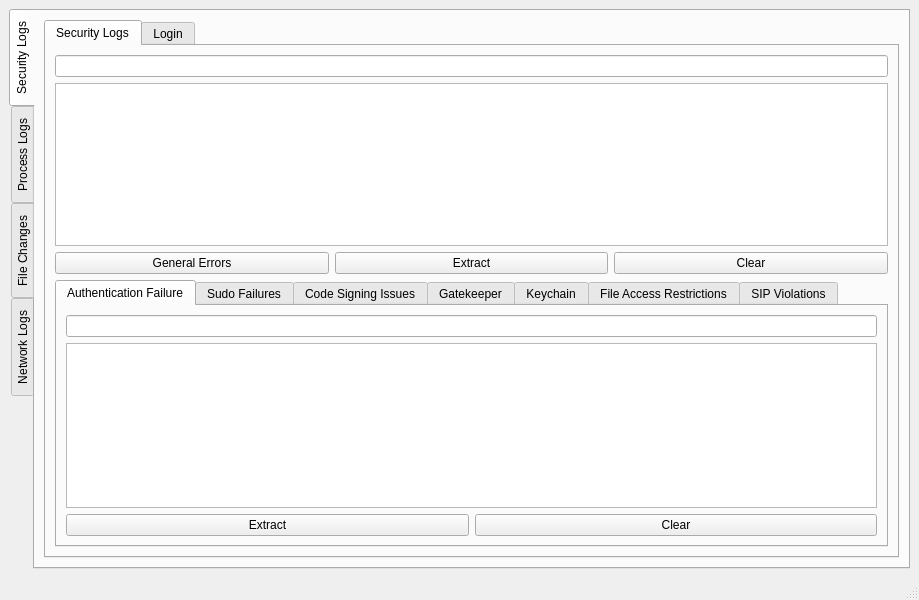
Above: mainwindow.ui from sidragi/OS-security-event-logger before the change. Below: the same form after it.
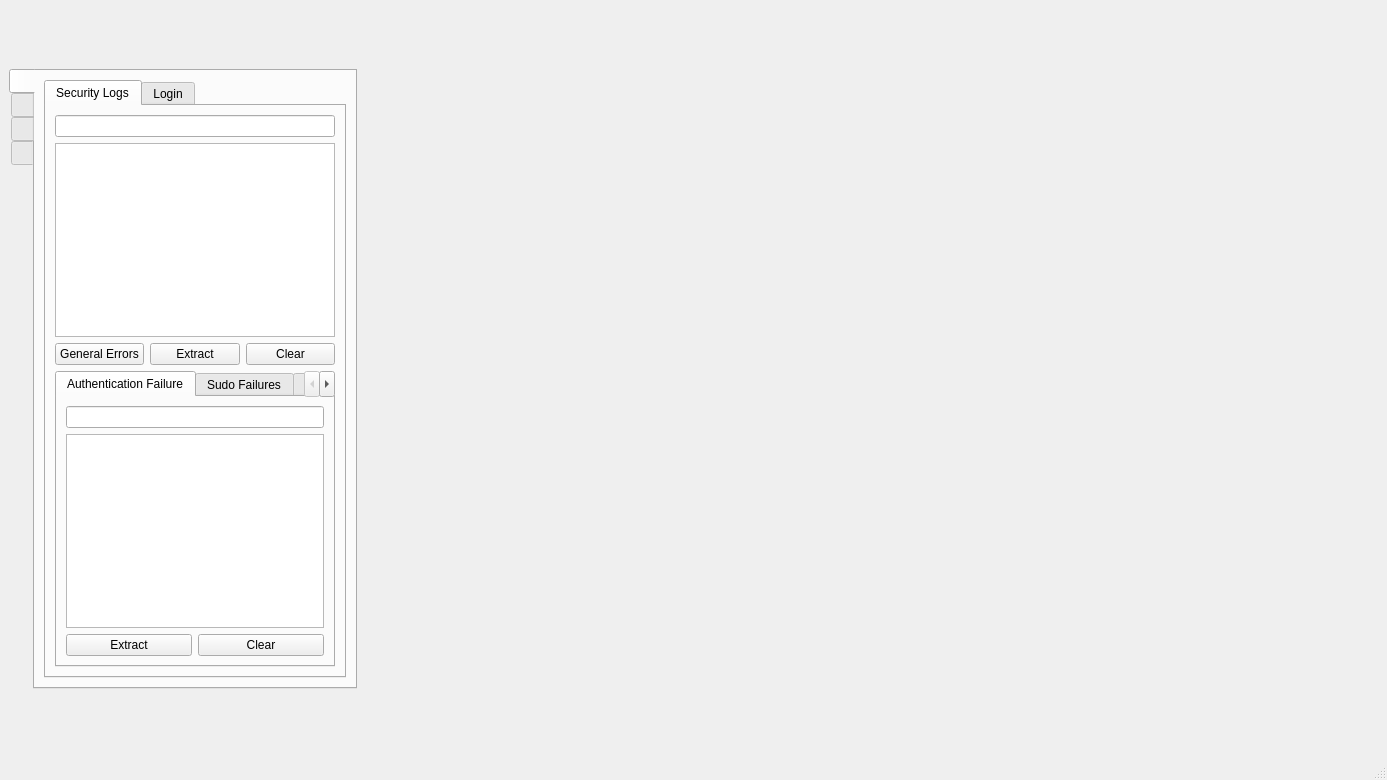
That is the form after the change. Icons and pictures are not drawn.

Commit message: stylesheet have been added with icons for better ui experience

Patch:
```diff
--- a/mainwindow.ui
+++ b/mainwindow.ui
@@ -6,17 +6,312 @@
    <rect>
     <x>0</x>
     <y>0</y>
-    <width>919</width>
-    <height>600</height>
+    <width>1387</width>
+    <height>780</height>
    </rect>
   </property>
   <property name="windowTitle">
    <string>MainWindow</string>
   </property>
+  <property name="styleSheet">
+   <string notr="true">/* Main window styling */
+QMainWindow#mainWindow {
+  background-color: #201c34; /* Dark purple background */
+  color: white; /* White text */
+}
+
+/* Central widget styling */
+QMainWindow#mainWindow &gt; QWidget {
+  background-color: #201c34; /* Darker background */
+  color: white; /* White text */
+}
+
+/* Button styling */
+QPushButton {
+  background-color: #8464A0; /* Light purple */
+  color: white; /* White text */
+  border-radius: 8px; /* Rounded corners */
+  padding: 4px 8px; /* Button padding */
+  margin-left: 8px; /* Left margin */
+  margin-right: 8px; /* Right margin */
+  font-size: 13px; /* Font size */
+}
+
+/* Button hover effect */
+QPushButton:hover {
+  background-color: #3B2E64; /* Dark purple on hover */
+}
+
+/* Table widget styling */
+QTableWidget {
+  background-color: #3A295F; /* Dark purple background */
+  color: white; /* White text */
+  border: none; /* Remove default border */
+  gridline-color: #5A478D; /* Gridline color */
+  selection-background-color: #5A478D; /* Selected row background */
+}
+
+/* Table corner button styling */
+QTableWidget::corner {
+  background-color: #2E1F4D; /* Darker background */
+  border: none; /* Remove default border */
+}
+
+/* Header styling for both vertical and horizontal */
+QHeaderView:vertical, QHeaderView:horizontal {
+  background-color: #2E1F4D; /* Dark purple */
+  color: white; /* White text */
+}
+
+/* Table header section styling */
+QHeaderView::section {
+  background-color: #2E1F4D; /* Dark purple */
+  color: white; /* White text */
+  border: none; /* Remove default borders */
+  min-width: 40px; /* Header width */
+  font-size: 14px; /* Font size */
+  padding: 6px; /* Padding for headers */
+}
+
+/* Line Edit widget styling */
+QLineEdit {
+  background-color: #52416C; /* Muted grayish purple */
+  color: white; /* White text */
+  border: 1px solid #6A5A94; /* Subtle border */
+  border-radius: 6px; /* Rounded corners */
+  padding: 4px 8px; /* Padding inside the input */
+}
+
+/* Tab widget styling */
+QTabWidget {
+  background-color: #3B2E64; /* Darker background */
+  border: none; /* Remove default border */
+}
+
+/* Tab bar styling */
+QTabWidget &gt; QTabBar::tab {
+  background-color: #392C60; /* Slightly lighter tab color */
+  color: white; /* White text */
+  padding: 8px 15px; /* Padding inside the tab */
+  border-top-left-radius: 8px; /* Rounded top-left corner */
+  border-top-right-radius: 8px; /* Rounded top-right corner */
+}
+
+/* Selected tab styling */
+QTabWidget &gt; QTabBar::tab:selected {
+  background-color: #443275; /* Highlighted tab color */
+}
+
+/* Specific tab widget styles */
+QTabWidget#mainTab, 
+QTabWidget#tabWidget_5 {
+  background-color: #201c34; /* Darker background */
+  border: none; /* Remove default border */
+}
+
+/* Tab bar styling for specific tabs */
+QTabWidget#mainTab &gt; QTabBar::tab, 
+QTabWidget#tabWidget_5 &gt; QTabBar::tab {
+  background-color: #27213D; /* Slightly lighter tab color */
+  color: white; /* White text */
+  padding: 8px 15px; /* Padding inside the tab */
+  border-top-left-radius: 8px; /* Rounded top-left corner */
+  
+}
+
+/* Selected tab styling for specific tabs */
+QTabWidget#mainTab &gt; QTabBar::tab:selected, 
+QTabWidget#tabWidget_5 &gt; QTabBar::tab:selected {
+  background-color: #443275; /* Highlighted tab color */
+}
+QTabWidget#tabWidget_2 { 
+  background-color: #3B2E64; /* Darker background */
+  border: none; /* Remove default border */
+}
+
+/* Style the tab bar */
+QTabWidget#tabWidget_2 &gt; QTabBar::tab { 
+  background-color: #392C60; /* Slightly lighter tab color */
+  color: white; /* Text color */
+  padding: 8px 15px; /* Spacing inside the tab */
+  border-top-left-radius: 8px; /* Rounded top-left */
+  border-top-right-radius: 8px; /* Rounded top-right */
+}
+
+/* Selected tab */
+QTabWidget#tabWidget_2 &gt; QTabBar::tab:selected { 
+  background-color: #553D94; /* Highlighted tab color */
+}
+
+
+/* MainTab styling */
+QTabWidget#mainTab {
+  background-color: #201c34; /* Darker background */
+  border: none; /* Remove default border */
+}
+
+QTabWidget#mainTab &gt; QTabBar::tab {
+  background-color: #27213D; /* Slightly lighter tab color */
+  color: white; /* Text color */
+  padding: 8px 15px; /* Padding inside the tab */
+  border-top-left-radius: 8px; /* Rounded top-left corner */
+  border-bottom-left-radius: 8px; /* Rounded bottom-left corner */
+  margin-top: 15px; /* Top margin */
+  margin-bottom: 15px; /* Bottom margin */
+}
+
+/* Selected tab style in mainTab */
+QTabWidget#mainTab &gt; QTabBar::tab:selected {
+  background-color: #332856; /* Highlighted tab color */
+}
+
+/* Widget tab styles */
+QWidget#tab, 
+QWidget#tab_2,  
+QWidget#tab_4, 
+QWidget#tab_5, 
+QWidget#tab_6, 
+QWidget#tab_7, 
+QWidget#tab_8, 
+QWidget#tab_13, 
+QWidget#tab_15,
+QWidget#tab_16 {
+  background-color: #332856; /* Darker background */
+  color: white; /* White text */
+  border-radius: 10px; /* Rounded corners */
+}
+QWidget#tab_17 { 
+  background-color: #443275; /* Darker background */
+  color: white; /* Default text color */
+  border-radius: 10px; /* Rounded corners */
+  overflow: hidden; /* Ensures content respects border-radius */
+}
+QWidget#tab_9 { 
+  background-color: #553D94; /* Darker background */
+  color: white; /* Default text color */
+  border-radius: 6px; /* Rounded corners */
+}
+
+QWidget#tab_3,
+QWidget#tab_4,
+QWidget#tab_5,
+QWidget#tab_6,
+QWidget#tab_7,
+QWidget#tab_8,
+QWidget#tab_9 { 
+  background-color: #553D94; /* Darker background */
+  color: white; /* Default text color */
+  border-radius: 6px; /* Rounded corners */
+}
+
+
+QWidget#tab_14,QWidget#tab_15,QWidget#tab_18{
+  background-color: #443275; /* Darker background */
+  color: white; /* White text */
+  border-radius: 10px; /* Rounded corners */
+}
+
+/* Special case for tabs that require hidden overflow */
+QWidget#tab_14, 
+QWidget#tab_15,
+QWidget#tab_10, 
+QWidget#tab_11, 
+QWidget#tab_12 {
+  overflow: hidden; /* Ensures content respects border-radius */
+}
+
+/* Styling for tab_12 */
+QWidget#tab_10, 
+QWidget#tab_11, 
+QWidget#tab_12  {
+  background-color: #443275; /* Darker background */
+  color: white; /* Default text color */
+  border-radius: 10px; /* Rounded corners */
+  overflow: hidden; /* Ensures content respects border-radius */
+}
+
+/* Button styling for specific buttons */
+QPushButton#extractGeneralLogs, 
+QPushButton#clearEventButton {
+  background-color: #8464A0; /* Light purple */
+  color: white; /* White text */
+  border-radius: 10px; /* Rounded corners */
+  padding: 3px 6px; /* Padding inside the button */
+  margin-left: 10px; /* Left margin */
+  margin-right: 10px; /* Right margin */
+}
+
+/* Button hover effect for specific buttons */
+QPushButton#extractGeneralLogs:hover, 
+QPushButton#clearEventButton:hover {
+  background-color: #3B2E64; /* Dark purple on hover */
+}
+
+/* Real-time security table styling (now applied to all tables) */
+QTableWidget {
+  background-color: #3A295F; /* Dark purple background */
+  color: white; /* White text */
+  border: none; /* Remove default border */
+  gridline-color: #5A478D; /* Gridline color */
+  selection-background-color: #5A478D; /* Selected row background */
+}
+
+/* Table corner button styling for all tables */
+QTableWidget::corner {
+  background-color: #2E1F4D; /* Darker background */
+  border: none; /* Remove default border */
+}
+
+/* Header styling for all tables */
+QHeaderView:vertical, QHeaderView:horizontal {
+  background-color: #2E1F4D; /* Dark purple */
+  color: white; /* White text */
+}
+
+/* Table header section styling for all tables */
+QHeaderView::section {
+  background-color: #2E1F4D; /* Dark purple */
+  color: white; /* White text */
+  border: none; /* Remove default borders */
+  min-width: 40px; /* Vertical header width */
+  font-size: 14px; /* Font size */
+  padding: 6px; /* Padding for headers */
+}
+
+/* Real-time security item styling for all tables */
+QTableWidget QTableWidgetItem {
+  color: white; /* Force white text for all items */
+}
+
+/* Real-time security corner button styling for all tables */
+QTableWidget QTableCornerButton::section {
+  background-color: #2E1F4D; /* Dark purple */
+  border: none; /* Remove default border */
+}
+</string>
+  </property>
+  <property name="iconSize">
+   <size>
+    <width>48</width>
+    <height>48</height>
+   </size>
+  </property>
+  <property name="animated">
+   <bool>false</bool>
+  </property>
   <widget class="QWidget" name="centralwidget">
    <layout class="QVBoxLayout" name="verticalLayout_19">
     <item>
-     <widget class="QTabWidget" name="tabWidget">
+     <widget class="QTabWidget" name="mainTab">
+      <property name="sizePolicy">
+       <sizepolicy hsizetype="Maximum" vsizetype="Maximum">
+        <horstretch>0</horstretch>
+        <verstretch>0</verstretch>
+       </sizepolicy>
+      </property>
+      <property name="focusPolicy">
+       <enum>Qt::FocusPolicy::TabFocus</enum>
+      </property>
       <property name="tabPosition">
        <enum>QTabWidget::TabPosition::West</enum>
       </property>
@@ -28,12 +323,12 @@
       </property>
       <property name="iconSize">
        <size>
-        <width>32</width>
-        <height>32</height>
+        <width>86</width>
+        <height>86</height>
        </size>
       </property>
       <property name="elideMode">
-       <enum>Qt::TextElideMode::ElideRight</enum>
+       <enum>Qt::TextElideMode::ElideNone</enum>
       </property>
       <property name="usesScrollButtons">
        <bool>false</bool>
@@ -44,12 +339,9 @@
       <property name="movable">
        <bool>false</bool>
       </property>
-      <property name="tabBarAutoHide">
-       <bool>false</bool>
-      </property>
       <widget class="QWidget" name="tab">
        <attribute name="title">
-        <string>Security Logs</string>
+        <string/>
        </attribute>
        <layout class="QVBoxLayout" name="verticalLayout">
         <item>
@@ -81,6 +373,9 @@
                 </item>
                 <item>
                  <widget class="QPushButton" name="extractGeneralLogs">
+                  <property name="styleSheet">
+                   <string notr="true"/>
+                  </property>
                   <property name="text">
                    <string>Extract</string>
                   </property>
@@ -385,7 +680,7 @@
       </widget>
       <widget class="QWidget" name="tab_13">
        <attribute name="title">
-        <string>Process Logs</string>
+        <string/>
        </attribute>
        <layout class="QVBoxLayout" name="verticalLayout_13">
         <item>
@@ -468,7 +763,7 @@
       </widget>
       <widget class="QWidget" name="tab_2">
        <attribute name="title">
-        <string>File Changes</string>
+        <string/>
        </attribute>
        <layout class="QVBoxLayout" name="verticalLayout_8">
         <item>
@@ -578,7 +873,7 @@
       </widget>
       <widget class="QWidget" name="tab_16">
        <attribute name="title">
-        <string>Network Logs</string>
+        <string/>
        </attribute>
        <layout class="QVBoxLayout" name="verticalLayout_16">
         <item>
```
Left out of the diff: 29 changed lines with no effect on the pictures. The commit also changes 23 other files.
